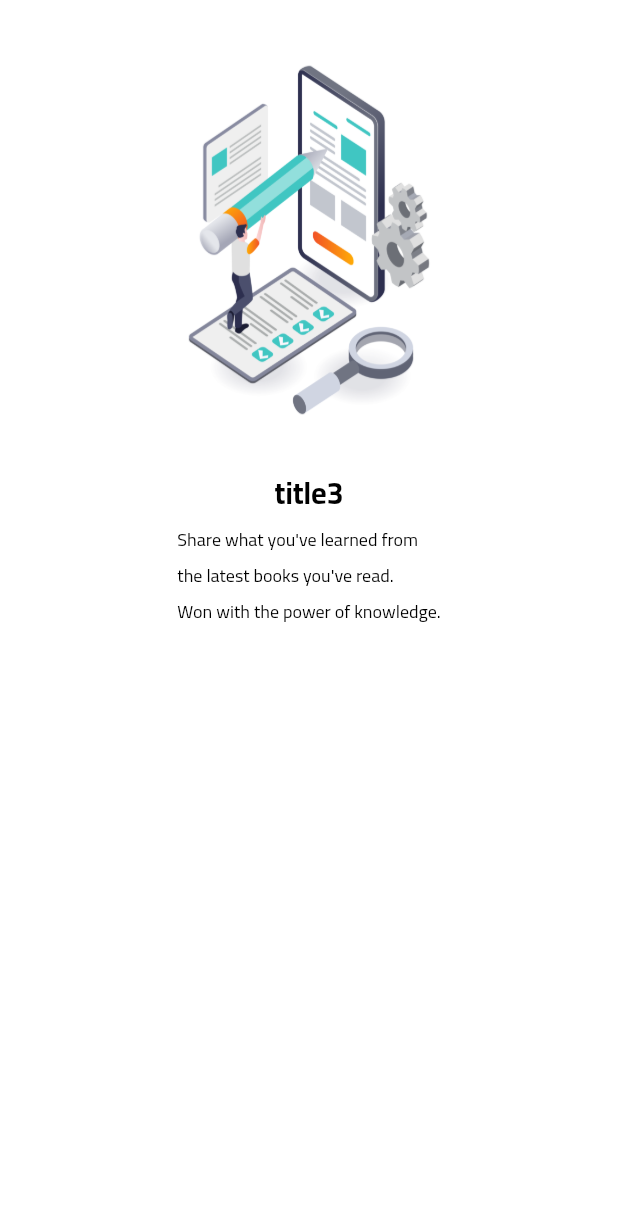
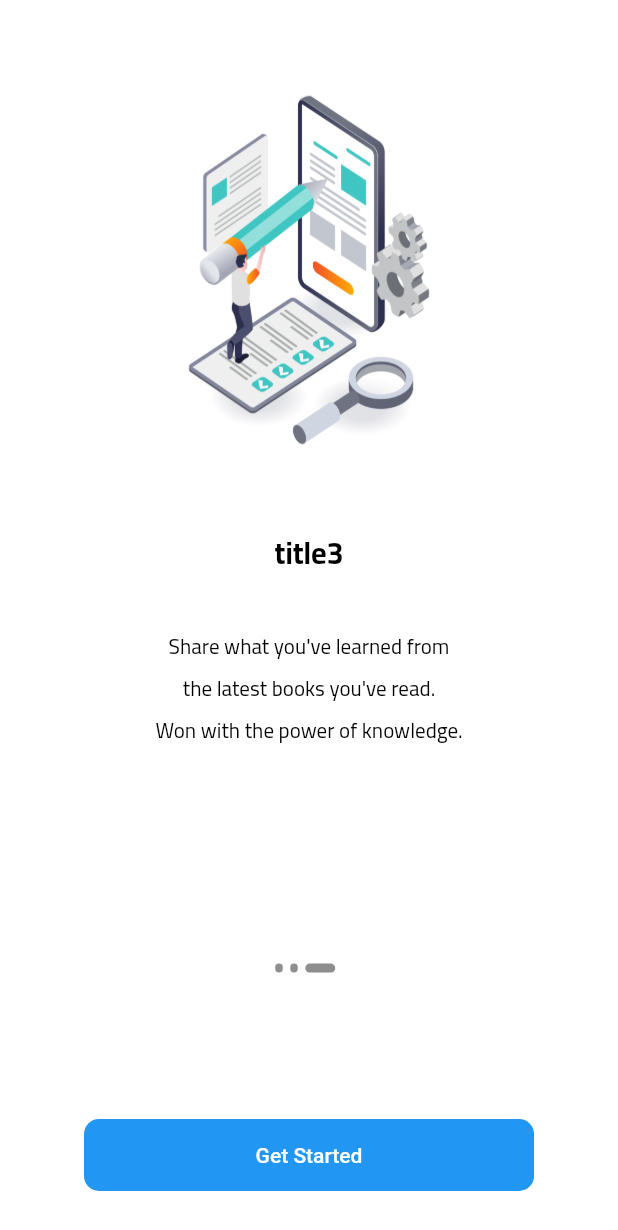
Before and after one commit to bensaltanahassan/QCM-App-with-Flutter, a Flutter app: the screen it shows after launch, swiped to page 3, on a phone screen of 412 x 824 dp. Shown: the top 1230 px of the screen. Run offline on Flutter 3.47's test engine with Material 2 defaults, Android fonts, the phone set to English and light mode, and no system bars; our stand-ins replace flutter_otp_text_field, get, icons_plus, shared_preferences; project files that could hold a hidden picture were left out.

Commit message:
add dotOnBoarding

```diff
--- /dev/null
+++ b/lib/controller/onboarding/onboarding_controller.dart
@@ -0,0 +1,46 @@
+import 'package:flutter/material.dart';
+import 'package:get/get.dart';
+import 'package:qcmapp/core/constant/routes.dart';
+import 'package:qcmapp/core/services/services.dart';
+import 'package:qcmapp/data/datasource/static/static.dart';
+
+abstract class OnBoardingController extends GetxController {
+  next();
+  onPageChanged(int index);
+}
+
+class OnBoardingControllerImp extends OnBoardingController {
+  late PageController pageController = PageController();
+  int currentPage = 0;
+  late String? textOfButton = "Continue";
+
+  MyServices myServices = Get.find();
+
+  @override
+  void next() {
+    if (currentPage < onBoardingList.length - 1) {
+      currentPage++;
+      pageController.animateToPage(currentPage,
+          duration: const Duration(milliseconds: 600), curve: Curves.easeInOut);
+      textOfButton = "Continue";
+
+      update();
+    } else {
+      myServices.sharedPreferences.setString("onboarding", "1");
+      textOfButton = "Get Started";
+
+      Get.offAllNamed(AppRoutes.login);
+    }
+  }
+
+  @override
+  void onPageChanged(int index) {
+    currentPage = index;
+    if (currentPage == onBoardingList.length - 1) {
+      textOfButton = "Get Started";
+    } else {
+      textOfButton = "Continue";
+    }
+    update();
+  }
+}
--- a/lib/core/constant/colors.dart
+++ b/lib/core/constant/colors.dart
@@ -1,6 +1,9 @@
 import 'package:flutter/material.dart';
 
 class AppColors {
-  static const Color colorBlue = Color.fromRGBO(1, 100, 255, 1);
-  static Color color2 = Colors.grey.shade600;
+  static const Color grey = Color(0xff8e8e8e);
+  static const Color backGroundColor = Color(0xffF8F9FD);
+  static const Color primaryColor = Color(0xffF2786D);
+  static const Color black = Color(0xff000000);
+  static const Color blue = Colors.blue;
 }
--- /dev/null
+++ b/lib/core/services/services.dart
@@ -0,0 +1,14 @@
+import 'package:get/get.dart';
+import 'package:shared_preferences/shared_preferences.dart';
+
+class MyServices extends GetxService {
+  late SharedPreferences sharedPreferences;
+  Future<MyServices> init() async {
+    sharedPreferences = await SharedPreferences.getInstance();
+    return this;
+  }
+}
+
+initialService() async {
+  await Get.putAsync(() => MyServices().init());
+}
--- a/lib/data/datasource/static/static.dart
+++ b/lib/data/datasource/static/static.dart
@@ -3,9 +3,9 @@
 
 List<OnBoardingModel> onBoardingList = [
   OnBoardingModel("Get Inspired", AppImageAsset.onBoardingImageOne,
-      "Share what you've learned from\nthe latest books you've read.\nWon with the power of knowledge."),
+      "Share what you've learned from the \nlatest books you've read.\nWin with the power of knowledge."),
   OnBoardingModel("title2", AppImageAsset.onBoardingImageTwo,
-      "Share what you've learned from\nthe latest books you've read.\nWon with the power of knowledge."),
+      "Share what you've learned from the \nlatest books you've read.\nWon with the power of knowledge."),
   OnBoardingModel("title3", AppImageAsset.onBoardingImageThree,
       "Share what you've learned from\nthe latest books you've read.\nWon with the power of knowledge."),
 ];
--- a/lib/main.dart
+++ b/lib/main.dart
@@ -1,10 +1,14 @@
 import 'package:flutter/material.dart';
 import 'package:get/get.dart';
 import 'package:qcmapp/binding.dart';
+import 'package:qcmapp/core/services/services.dart';
 import 'package:qcmapp/routes.dart';
 import 'package:qcmapp/view/screens/onboarding/onboardin.dart';
 
-void main() {
+void main() async {
+  WidgetsFlutterBinding.ensureInitialized();
+  //toujours si ona async dans le main
+  await initialService();
   runApp(const MyApp());
 }
 
@@ -23,7 +27,7 @@
           textTheme: const TextTheme(
             bodyText1: TextStyle(
               fontFamily: "Cairo",
-              fontSize: 12,
+              fontSize: 14,
               color: Colors.black,
               height: 2,
             ),
--- a/lib/view/screens/onboarding/onboardin.dart
+++ b/lib/view/screens/onboarding/onboardin.dart
@@ -1,50 +1,40 @@
 import 'package:flutter/material.dart';
-import 'package:qcmapp/data/datasource/static/static.dart';
+import 'package:get/get.dart';
+import 'package:qcmapp/controller/onboarding/onboarding_controller.dart';
+import 'package:qcmapp/view/widgets/onboarding/custombutton.dart';
+import 'package:qcmapp/view/widgets/onboarding/customslideronboarding.dart';
+import 'package:qcmapp/view/widgets/onboarding/dotcontroller.dart';
 
 class OnBoarding extends StatelessWidget {
   const OnBoarding({Key? key}) : super(key: key);
 
   @override
   Widget build(BuildContext context) {
+    Get.put(OnBoardingControllerImp());
+
     return Scaffold(
       backgroundColor: Colors.white,
       body: SafeArea(
           child: Column(
         children: [
+          const Expanded(
+            flex: 3,
+            child: CustomSliderOnBoarding(),
+          ),
           Expanded(
-            flex: 3,
-            child: PageView.builder(
-              itemCount: onBoardingList.length,
-              itemBuilder: (BuildContext context, int index) => Column(
-                children: [
-                  Padding(
-                    padding: const EdgeInsets.only(top: 30),
-                    child: Image.asset(
-                      onBoardingList[index].image!,
-                      width: 250,
-                      height: 260,
-                      fit: BoxFit.fill,
-                    ),
+              flex: 1,
+              child: Column(
+                children: const [
+                  Spacer(
+                    flex: 1,
                   ),
-                  const SizedBox(
-                    height: 20,
+                  CustomDotControllerOnBoarding(),
+                  Spacer(
+                    flex: 4,
                   ),
-                  Text(
-                    onBoardingList[index].title!,
-                    style: Theme.of(context).textTheme.headline1,
-                  ),
-                  const SizedBox(
-                    height: 0,
-                  ),
-                  Text(
-                    onBoardingList[index].body!,
-                    style: Theme.of(context).textTheme.bodyText1,
-                  ),
+                  CustomButtonOnBoarding(),
                 ],
-              ),
-            ),
-          ),
-          Expanded(flex: 1, child: Container())
+              ))
         ],
       )),
     );
--- a/lib/view/widgets/custombuttonauth.dart
+++ b/lib/view/widgets/custombuttonauth.dart
@@ -16,7 +16,7 @@
       child: Container(
         decoration: BoxDecoration(
             borderRadius: BorderRadius.circular(15),
-            color: color ?? AppColors.colorBlue),
+            color: color ?? AppColors.blue),
         height: 40,
         alignment: Alignment.center,
         width: 300,
--- /dev/null
+++ b/lib/view/widgets/onboarding/custombutton.dart
@@ -0,0 +1,32 @@
+import 'package:flutter/material.dart';
+import 'package:get/get.dart';
+import 'package:qcmapp/controller/onboarding/onboarding_controller.dart';
+
+class CustomButtonOnBoarding extends GetView<OnBoardingControllerImp> {
+  const CustomButtonOnBoarding({Key? key}) : super(key: key);
+
+  @override
+  Widget build(BuildContext context) {
+    return GetBuilder<OnBoardingControllerImp>(builder: (context) {
+      return Container(
+        width: 300,
+        decoration: BoxDecoration(
+          borderRadius: BorderRadius.circular(10),
+          color: Colors.blue,
+        ),
+        margin: const EdgeInsets.only(bottom: 30),
+        child: MaterialButton(
+          padding: const EdgeInsets.symmetric(horizontal: 100, vertical: 0),
+          onPressed: () {
+            controller.next();
+          },
+          textColor: Colors.white,
+          child: Text(
+            controller.textOfButton!,
+            style: const TextStyle(),
+          ),
+        ),
+      );
+    });
+  }
+}
--- /dev/null
+++ b/lib/view/widgets/onboarding/customslideronboarding.dart
@@ -0,0 +1,49 @@
+import 'package:flutter/material.dart';
+import 'package:get/get.dart';
+import 'package:qcmapp/controller/onboarding/onboarding_controller.dart';
+import 'package:qcmapp/data/datasource/static/static.dart';
+
+class CustomSliderOnBoarding extends GetView<OnBoardingControllerImp> {
+  const CustomSliderOnBoarding({
+    Key? key,
+  }) : super(key: key);
+
+  @override
+  Widget build(BuildContext context) {
+    return PageView.builder(
+      onPageChanged: (index) {
+        controller.onPageChanged(index);
+      },
+      controller: controller.pageController,
+      itemCount: onBoardingList.length,
+      itemBuilder: (BuildContext context, int index) => Column(
+        children: [
+          Padding(
+            padding: const EdgeInsets.only(top: 50),
+            child: Image.asset(
+              onBoardingList[index].image!,
+              width: 250,
+              height: 260,
+              fit: BoxFit.fill,
+            ),
+          ),
+          const SizedBox(
+            height: 40,
+          ),
+          Text(
+            onBoardingList[index].title!,
+            style: Theme.of(context).textTheme.headline1,
+          ),
+          const SizedBox(
+            height: 30,
+          ),
+          Text(
+            onBoardingList[index].body!,
+            style: Theme.of(context).textTheme.bodyText1,
+            textAlign: TextAlign.center,
+          ),
+        ],
+      ),
+    );
+  }
+}
--- /dev/null
+++ b/lib/view/widgets/onboarding/dotcontroller.dart
@@ -0,0 +1,35 @@
+import 'package:flutter/material.dart';
+import 'package:get/get.dart';
+import 'package:qcmapp/controller/onboarding/onboarding_controller.dart';
+import 'package:qcmapp/core/constant/colors.dart';
+import 'package:qcmapp/data/datasource/static/static.dart';
+
+class CustomDotControllerOnBoarding extends StatelessWidget {
+  const CustomDotControllerOnBoarding({Key? key}) : super(key: key);
+
+  @override
+  Widget build(BuildContext context) {
+    return GetBuilder<OnBoardingControllerImp>(builder: (controller) {
+      return Row(
+        mainAxisAlignment: MainAxisAlignment.center,
+        children: [
+          ...List.generate(
+            onBoardingList.length,
+            (index) {
+              return AnimatedContainer(
+                margin: const EdgeInsets.only(right: 5),
+                duration: const Duration(milliseconds: 600),
+                width: controller.currentPage == index ? 20 : 5,
+                height: 6,
+                decoration: BoxDecoration(
+                  color: AppColors.grey,
+                  borderRadius: BorderRadius.circular(10),
+                ),
+              );
+            },
+          ),
+        ],
+      );
+    });
+  }
+}
```
